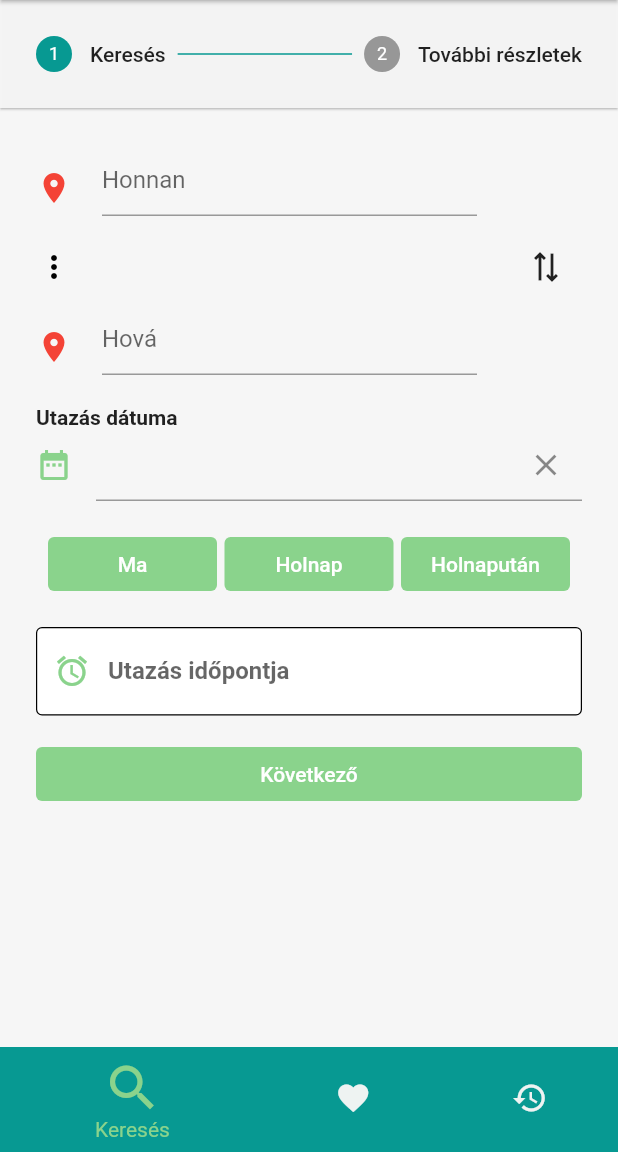
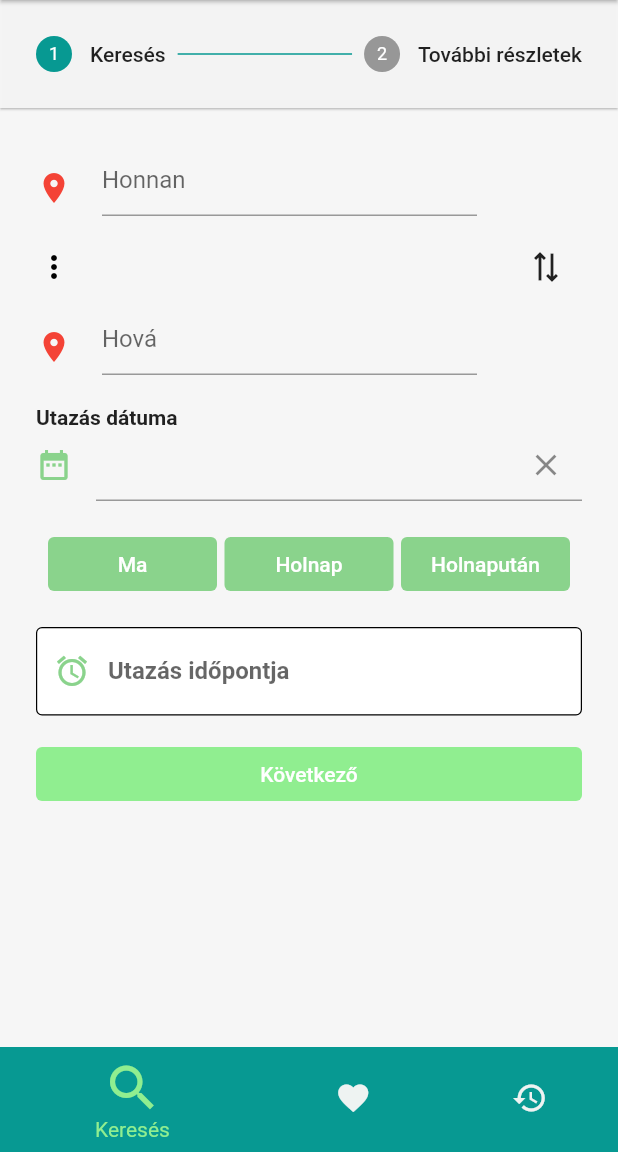
Before and after one commit to surmannr/CollabCar_Flutter_MSc_Onlab1, a Flutter app: the screen it shows after launch, on a phone screen of 412 x 824 dp, the part 84-1236 px from its top. Run offline on Flutter 3.47's test engine with Material 2 defaults, Android fonts, the phone set to English and light mode, and no system bars; drawn by our look-alikes of datetime_picker_formfield; our stand-ins replace geolocator, google_maps_flutter, shared_preferences; missing offline and left inert: cool_dropdown.

Commit message:
Előzmények nagyjából kész, maradt a lista kezelése

```diff
--- a/lib/main.dart
+++ b/lib/main.dart
@@ -1,3 +1,4 @@
+import 'package:collabcar/providers/history_provider.dart';
 import 'package:collabcar/providers/search_provider.dart';
 import 'package:collabcar/screens/login_screen.dart';
 import 'package:collabcar/screens/main_screen.dart';
@@ -21,7 +22,7 @@ class CollabCarApp extends StatelessWidget {
 
   final Color? colorOne = const Color.fromRGBO(7, 153, 146, 1.0);
   final Color? colorSecond = const Color.fromRGBO(199, 236, 238, 1.0);
-  final Color? colorThird = const Color.fromARGB(255, 138, 211, 140);
+  final Color? colorThird = const Color.fromRGBO(144, 238, 144, 1.0);
 
   @override
   Widget build(BuildContext context) {
@@ -29,6 +30,9 @@ class CollabCarApp extends StatelessWidget {
       providers: [
         ChangeNotifierProvider.value(
           value: SearchProvider(),
+        ),
+        ChangeNotifierProvider.value(
+          value: HistoryProvider(),
         )
       ],
       child: MaterialApp(
--- /dev/null
+++ b/lib/models/histories.dart
@@ -0,0 +1,24 @@
+import 'package:collabcar/models/search.dart';
+
+class Histories {
+  final List<Search> searches;
+
+  Histories({
+    required this.searches,
+  });
+
+  factory Histories.fromJson(Map<String, dynamic> parsedJson) {
+    List<Search> histories = [];
+    histories = (parsedJson['searches'] as List<dynamic>)
+        .map((e) => Search.fromJson(e))
+        .toList();
+
+    return Histories(searches: histories);
+  }
+
+  Map<String, dynamic> toJson() {
+    return {
+      "searches": searches.map((e) => Search.toJson(e)).toList(),
+    };
+  }
+}
--- a/lib/models/place.dart
+++ b/lib/models/place.dart
@@ -1,7 +1,7 @@
 class Place {
-  final double latitude;
-  final double longitude;
-  final String address;
+  late double latitude;
+  late double longitude;
+  late String address;
 
   Place({
     required this.latitude,
@@ -9,6 +9,12 @@ class Place {
     required this.address,
   });
 
+  Place.fromJson(Map<String, dynamic> json) {
+    latitude = json['latitude'];
+    longitude = json['longitude'];
+    address = json['address'];
+  }
+
   static Map<String, dynamic> toJson(Place value) => {
         'latitude': value.latitude,
         'longitude': value.longitude,
--- a/lib/providers/search_provider.dart
+++ b/lib/providers/search_provider.dart
@@ -5,12 +5,16 @@ import 'package:collabcar/models/search.dart';
 import '../models/place.dart';
 
 class SearchProvider with ChangeNotifier {
-  final Search _search = Search(
+  Search _search = Search(
     date: DateTime.now(),
   );
 
   Search get search {
     return _search;
+  }
+
+  void clearSearch() {
+    _search = Search(date: DateTime.now());
   }
 
   void setPlaceFrom(Place placeFrom) {
--- a/lib/screens/main_screen.dart
+++ b/lib/screens/main_screen.dart
@@ -1,3 +1,5 @@
+import 'package:collabcar/screens/favourite_screen.dart';
+import 'package:collabcar/screens/history_screen.dart';
 import 'package:collabcar/screens/search_screen.dart';
 import 'package:flutter/material.dart';
 
@@ -21,14 +23,8 @@ class _MainScreenState extends State<MainScreen> {
 
   static const List<Widget> _pages = <Widget>[
     SearchScreen(),
-    Icon(
-      Icons.camera,
-      size: 150,
-    ),
-    Icon(
-      Icons.chat,
-      size: 150,
-    ),
+    FavouriteScreen(),
+    HistoryScreen(),
   ];
 
   @override
--- a/lib/screens/search_screen.dart
+++ b/lib/screens/search_screen.dart
@@ -1,3 +1,4 @@
+import 'package:collabcar/providers/history_provider.dart';
 import 'package:collabcar/widgets/search_widgets/stepone_search.dart';
 import 'package:collabcar/widgets/search_widgets/stepper_buttons.dart';
 import 'package:collabcar/widgets/search_widgets/steptwo_search.dart';
@@ -38,6 +39,7 @@ class _SearchScreenState extends State<SearchScreen> {
   @override
   Widget build(BuildContext context) {
     final searchData = Provider.of<SearchProvider>(context);
+    final historyData = Provider.of<HistoryProvider>(context);
     return Theme(
       data: ThemeData(
           primaryColor: Theme.of(context).primaryColor,
@@ -51,6 +53,7 @@ class _SearchScreenState extends State<SearchScreen> {
             onStepContinue: details.onStepContinue,
             onStepCancel: details.onStepCancel,
             searchData: searchData,
+            historyData: historyData,
             firstStep: _currentStep == 0,
             secondStep: _currentStep == _maxStepIndex,
           );
--- a/lib/widgets/search_widgets/custom_textfield_with_label.dart
+++ b/lib/widgets/search_widgets/custom_textfield_with_label.dart
@@ -4,7 +4,7 @@ class CustomTextFieldWithLabel extends StatelessWidget {
   final TextEditingController textFieldController;
   final String labelText;
   final String hintText;
-  final VoidCallback? onTapFunction;
+  final void Function(String)? onFunction;
   final TextInputType inputType;
   final IconData icon;
 
@@ -12,7 +12,7 @@ class CustomTextFieldWithLabel extends StatelessWidget {
     required this.textFieldController,
     required this.labelText,
     required this.hintText,
-    required this.onTapFunction,
+    required this.onFunction,
     required this.inputType,
     required this.icon,
     Key? key,
@@ -52,7 +52,7 @@ class CustomTextFieldWithLabel extends StatelessWidget {
           color: const Color.fromARGB(255, 138, 211, 140),
         ),
       ),
-      onTap: onTapFunction,
+      onChanged: onFunction,
     );
   }
 }
--- a/lib/widgets/search_widgets/stepone_search.dart
+++ b/lib/widgets/search_widgets/stepone_search.dart
@@ -223,7 +223,7 @@ class _StepOneSearchState extends State<StepOneSearch> {
             hintText: 'Utazás időpontja (óra, perc)',
             inputType: TextInputType.text,
             icon: Icons.alarm,
-            onTapFunction: () {
+            onFunction: (value) {
               final timepick = showTimePicker(
                 context: context,
                 initialTime: TimeOfDay.now(),
--- a/pubspec.yaml
+++ b/pubspec.yaml
@@ -39,6 +39,7 @@ dependencies:
   google_maps_flutter: ^2.1.1
   datetime_picker_formfield: ^2.0.0
   cool_dropdown: ^1.4.1
+  shared_preferences: ^2.0.13
 
 dev_dependencies:
   flutter_test:
```
Also changed, not shown: lib/models/search.dart (+14 -0 lines), lib/providers/history_provider.dart (added, +35 -0 lines), lib/screens/favourite_screen.dart (added, +15 -0 lines), lib/screens/history_screen.dart (added, +53 -0 lines), lib/widgets/history_widgets/history_tile.dart (added, +131 -0 lines), lib/widgets/search_widgets/stepper_buttons.dart (+13 -6 lines), lib/widgets/search_widgets/steptwo_search.dart (+9 -3 lines), pubspec.lock.
